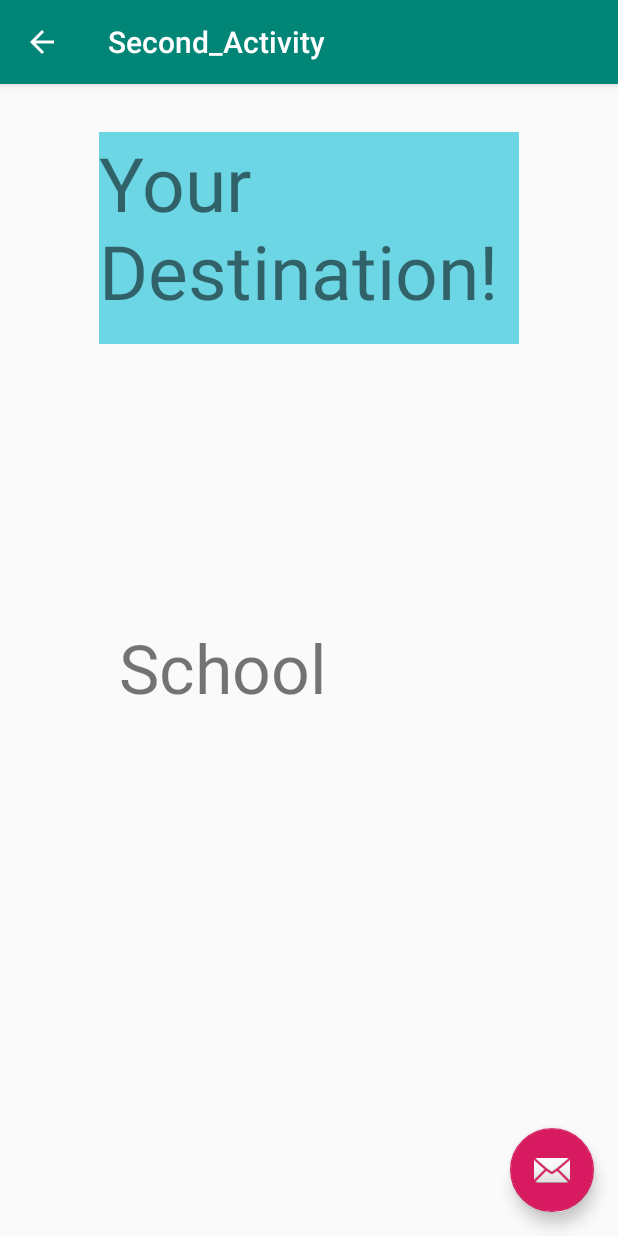
After one commit to ajuarez99/ChefGo, an Android app: the Second_Activity screen opened directly, with no data from a screen before it, on a phone screen of 412 x 824 dp. The commit adds this screen. Run offline under Robolectric (Android 15) with nearby library versions, the phone set to English and light mode, and no system bars.

Commit message:
Added second activity that displays the random destination. Also added the project description to the documents directory.

```diff
--- /dev/null
+++ b/Experiments/Joe/app/src/main/java/com/example/joe_test_application/Second_Activity.java
@@ -0,0 +1,59 @@
+package com.example.joe_test_application;
+
+import android.os.Bundle;
+
+import com.google.android.material.floatingactionbutton.FloatingActionButton;
+import com.google.android.material.snackbar.Snackbar;
+
+import androidx.appcompat.app.AppCompatActivity;
+import androidx.appcompat.widget.Toolbar;
+
+import android.view.View;
+import android.widget.TextView;
+
+import java.util.*;
+
+public class Second_Activity extends AppCompatActivity {
+
+    @Override
+    protected void onCreate(Bundle savedInstanceState) {
+        super.onCreate(savedInstanceState);
+        setContentView(R.layout.activity_second_);
+        Toolbar toolbar = findViewById(R.id.toolbar);
+        setSupportActionBar(toolbar);
+
+        TextView place = findViewById(R.id.placeDisplay);
+        place.setText(choosePlace());
+
+        FloatingActionButton fab = findViewById(R.id.fab);
+        fab.setOnClickListener(new View.OnClickListener() {
+            @Override
+            public void onClick(View view) {
+                Snackbar.make(view, "Replace with your own action", Snackbar.LENGTH_LONG)
+                        .setAction("Action", null).show();
+            }
+        });
+        getSupportActionBar().setDisplayHomeAsUpEnabled(true);
+    }
+
+    @Override
+    protected void onResume() {
+        super.onResume();
+        TextView place = findViewById(R.id.placeDisplay);
+        place.setText(choosePlace());
+    }
+
+    public String choosePlace(){
+        String ret = "";
+        int num = new Random().nextInt(57);
+        if(num % 2 == 0){
+            ret = "Home";
+        }else if (num % 3 == 0){
+            ret = "New York City";
+        }else {
+            ret = "School";
+        }
+        return ret;
+    }
+
+}
--- /dev/null
+++ b/Experiments/Joe/app/src/main/res/layout/activity_second_.xml
@@ -0,0 +1,33 @@
+<?xml version="1.0" encoding="utf-8"?>
+<androidx.coordinatorlayout.widget.CoordinatorLayout xmlns:android="http://schemas.android.com/apk/res/android"
+    xmlns:app="http://schemas.android.com/apk/res-auto"
+    xmlns:tools="http://schemas.android.com/tools"
+    android:layout_width="match_parent"
+    android:layout_height="match_parent"
+    tools:context=".Second_Activity">
+
+    <com.google.android.material.appbar.AppBarLayout
+        android:layout_width="match_parent"
+        android:layout_height="wrap_content"
+        android:theme="@style/AppTheme.AppBarOverlay">
+
+        <androidx.appcompat.widget.Toolbar
+            android:id="@+id/toolbar"
+            android:layout_width="match_parent"
+            android:layout_height="?attr/actionBarSize"
+            android:background="?attr/colorPrimary"
+            app:popupTheme="@style/AppTheme.PopupOverlay" />
+
+    </com.google.android.material.appbar.AppBarLayout>
+
+    <include layout="@layout/content_second_" />
+
+    <com.google.android.material.floatingactionbutton.FloatingActionButton
+        android:id="@+id/fab"
+        android:layout_width="wrap_content"
+        android:layout_height="wrap_content"
+        android:layout_gravity="bottom|end"
+        android:layout_margin="@dimen/fab_margin"
+        app:srcCompat="@android:drawable/ic_dialog_email" />
+
+</androidx.coordinatorlayout.widget.CoordinatorLayout>
--- /dev/null
+++ b/Experiments/Joe/app/src/main/res/layout/content_second_.xml
@@ -0,0 +1,44 @@
+<?xml version="1.0" encoding="utf-8"?>
+<androidx.constraintlayout.widget.ConstraintLayout xmlns:android="http://schemas.android.com/apk/res/android"
+    xmlns:app="http://schemas.android.com/apk/res-auto"
+    xmlns:tools="http://schemas.android.com/tools"
+    android:layout_width="match_parent"
+    android:layout_height="match_parent"
+    app:layout_behavior="@string/appbar_scrolling_view_behavior"
+    tools:context=".Second_Activity"
+    tools:showIn="@layout/activity_second_">
+
+    <TextView
+        android:id="@+id/textView"
+        android:layout_width="280dp"
+        android:layout_height="141dp"
+        android:layout_marginStart="24dp"
+        android:layout_marginLeft="24dp"
+        android:layout_marginTop="32dp"
+        android:layout_marginEnd="24dp"
+        android:layout_marginRight="24dp"
+        android:background="#9000BCD4"
+        android:text="Your Destination!"
+        android:textSize="50sp"
+        app:layout_constraintEnd_toEndOf="parent"
+        app:layout_constraintStart_toStartOf="parent"
+        app:layout_constraintTop_toTopOf="parent" />
+
+    <TextView
+        android:id="@+id/placeDisplay"
+        android:layout_width="252dp"
+        android:layout_height="123dp"
+        android:layout_marginStart="16dp"
+        android:layout_marginLeft="16dp"
+        android:layout_marginTop="96dp"
+        android:layout_marginEnd="16dp"
+        android:layout_marginRight="16dp"
+        android:layout_marginBottom="32dp"
+        android:textSize="45sp"
+        app:layout_constraintBottom_toBottomOf="parent"
+        app:layout_constraintEnd_toEndOf="parent"
+        app:layout_constraintHorizontal_bias="0.496"
+        app:layout_constraintStart_toStartOf="parent"
+        app:layout_constraintTop_toBottomOf="@+id/textView"
+        app:layout_constraintVertical_bias="0.261" />
+</androidx.constraintlayout.widget.ConstraintLayout>
--- a/Experiments/Joe/app/src/main/res/values/strings.xml
+++ b/Experiments/Joe/app/src/main/res/values/strings.xml
@@ -1,4 +1,5 @@
 <resources>
     <string name="app_name">Joe_Test_Application</string>
     <string name="action_settings">Settings</string>
+    <string name="title_activity_second_">Second_Activity</string>
 </resources>
```
Also changed, not shown: Experiments/Joe/app/src/main/AndroidManifest.xml (+9 -0 lines), Experiments/Joe/app/src/main/java/com/example/joe_test_application/MainActivity.java (+21 -1 lines), Experiments/Joe/app/src/main/res/layout/content_main.xml (+18 -6 lines), 1 other file.
